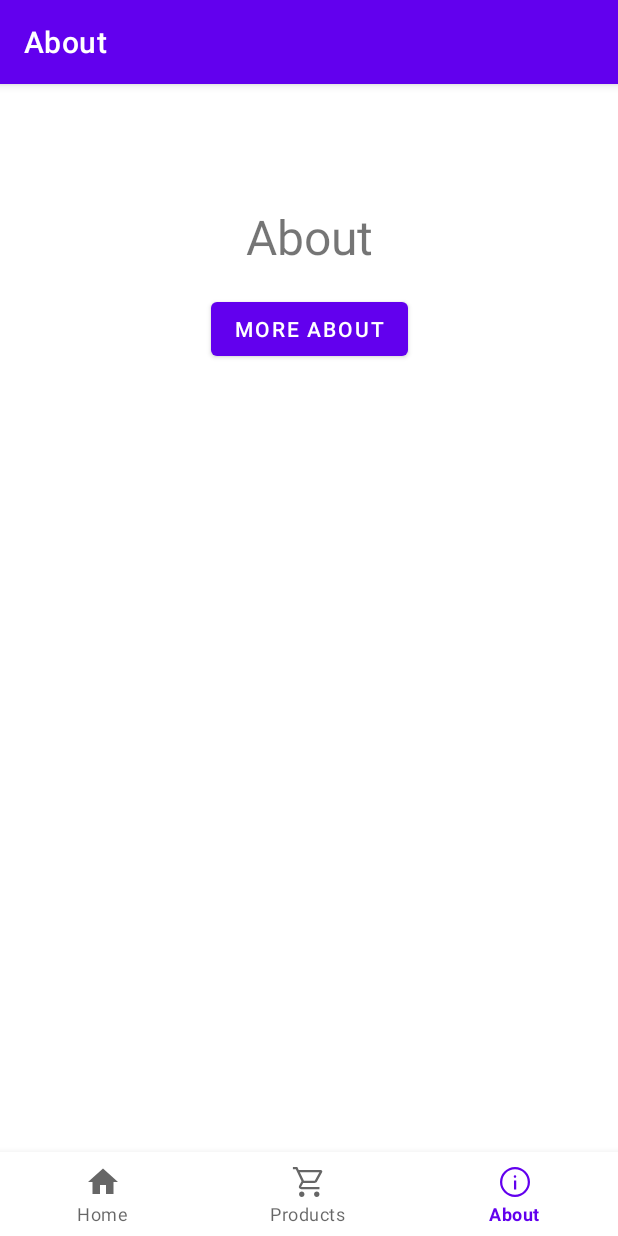
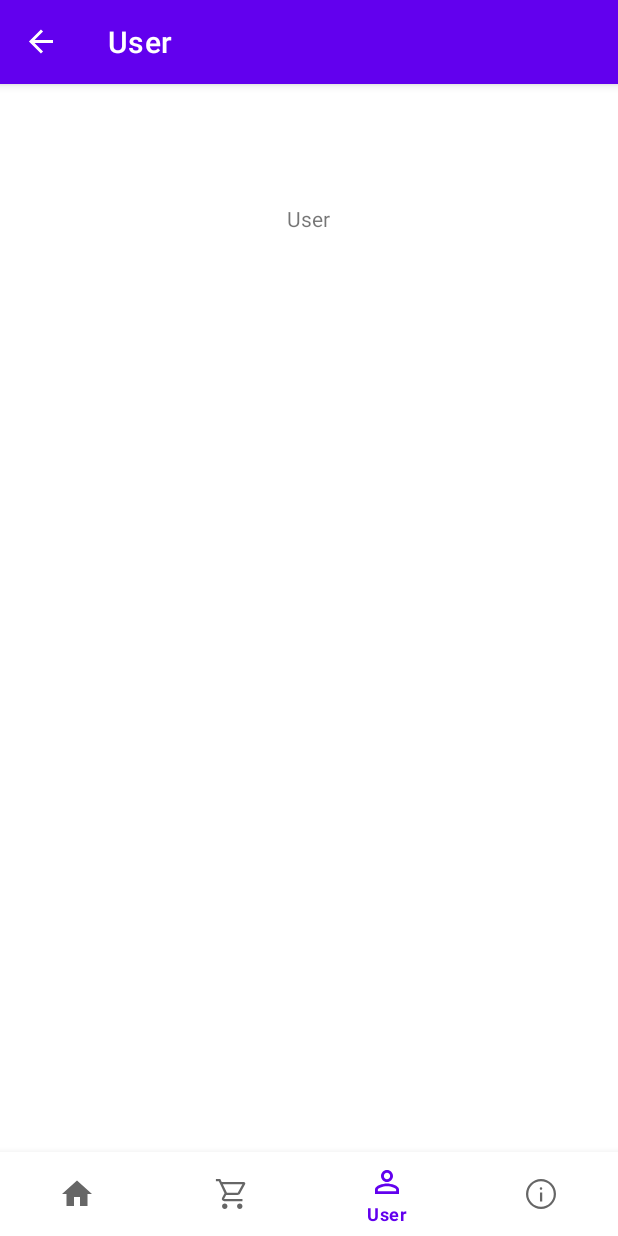
Before and after one commit to hotequil/bridhop, an Android app: the screen it shows after launch (MainActivity), item 3 of the bottom bar chosen, on a phone screen of 412 x 824 dp. Run offline under Robolectric (Android 15) with nearby library versions, the phone set to English and light mode, and no system bars; our stand-ins replace navigation-ui.

Commit message:
feat: init UserFragment

```diff
--- a/app/build.gradle
+++ b/app/build.gradle
@@ -45,6 +45,7 @@ dependencies {
     implementation 'androidx.lifecycle:lifecycle-viewmodel-ktx:2.6.1'
     implementation 'androidx.navigation:navigation-fragment-ktx:2.5.2'
     implementation 'androidx.navigation:navigation-ui-ktx:2.5.2'
+    implementation 'androidx.legacy:legacy-support-v4:1.0.0'
     testImplementation 'junit:junit:4.13.2'
     androidTestImplementation 'androidx.test.ext:junit:1.1.5'
     androidTestImplementation 'androidx.test.espresso:espresso-core:3.5.1'
--- /dev/null
+++ b/app/src/main/java/com/bridhop/ui/user/UserFragment.kt
@@ -0,0 +1,18 @@
+package com.bridhop.ui.user
+
+import android.os.Bundle
+import androidx.fragment.app.Fragment
+import android.view.LayoutInflater
+import android.view.View
+import android.view.ViewGroup
+import com.bridhop.R
+
+class UserFragment : Fragment() {
+    override fun onCreateView(
+        inflater: LayoutInflater,
+        container: ViewGroup?,
+        savedInstanceState: Bundle?
+    ): View? {
+        return inflater.inflate(R.layout.fragment_user, container, false)
+    }
+}
--- /dev/null
+++ b/app/src/main/java/com/bridhop/ui/user/UserViewModel.kt
@@ -0,0 +1,5 @@
+package com.bridhop.ui.user
+
+import androidx.lifecycle.ViewModel
+
+class UserViewModel : ViewModel() {}
--- /dev/null
+++ b/app/src/main/res/drawable/baseline_person_outline_24.xml
@@ -0,0 +1,3 @@
+<vector android:height="24dp" android:tint="#000000" android:viewportHeight="24" android:viewportWidth="24" android:width="24dp" xmlns:android="http://schemas.android.com/apk/res/android">
+    <path android:fillColor="@android:color/white" android:pathData="M12,5.9c1.16,0 2.1,0.94 2.1,2.1s-0.94,2.1 -2.1,2.1S9.9,9.16 9.9,8s0.94,-2.1 2.1,-2.1m0,9c2.97,0 6.1,1.46 6.1,2.1v1.1L5.9,18.1L5.9,17c0,-0.64 3.13,-2.1 6.1,-2.1M12,4C9.79,4 8,5.79 8,8s1.79,4 4,4 4,-1.79 4,-4 -1.79,-4 -4,-4zM12,13c-2.67,0 -8,1.34 -8,4v3h16v-3c0,-2.66 -5.33,-4 -8,-4z"/>
+</vector>
--- /dev/null
+++ b/app/src/main/res/layout/fragment_user.xml
@@ -0,0 +1,12 @@
+<?xml version="1.0" encoding="utf-8"?>
+<FrameLayout xmlns:android="http://schemas.android.com/apk/res/android"
+             xmlns:tools="http://schemas.android.com/tools"
+             android:layout_width="match_parent"
+             android:layout_height="match_parent"
+             android:padding="24dp"
+             tools:context=".ui.user.UserFragment">
+    <TextView android:layout_width="wrap_content"
+              android:layout_height="wrap_content"
+              android:layout_gravity="center|top"
+              android:text="@string/title_user" />
+</FrameLayout>
--- a/app/src/main/res/menu/bottom_nav_menu.xml
+++ b/app/src/main/res/menu/bottom_nav_menu.xml
@@ -12,6 +12,11 @@
         android:title="@string/title_products" />
 
     <item
+        android:id="@+id/navigation_user"
+        android:icon="@drawable/baseline_person_outline_24"
+        android:title="@string/title_user" />
+
+    <item
         android:id="@+id/navigation_about"
         android:icon="@drawable/info_48dp"
         android:title="@string/title_about" />
--- a/app/src/main/res/navigation/mobile_navigation.xml
+++ b/app/src/main/res/navigation/mobile_navigation.xml
@@ -18,6 +18,12 @@
         tools:layout="@layout/fragment_products" />
 
     <fragment
+        android:id="@+id/navigation_user"
+        android:name="com.bridhop.ui.user.UserFragment"
+        android:label="@string/title_user"
+        tools:layout="@layout/fragment_user" />
+
+    <fragment
         android:id="@+id/navigation_about"
         android:name="com.bridhop.ui.about.AboutFragment"
         android:label="@string/title_about"
--- a/app/src/main/res/values/strings.xml
+++ b/app/src/main/res/values/strings.xml
@@ -3,6 +3,7 @@
     <string name="title_home">Home</string>
     <string name="title_products">Products</string>
     <string name="title_about">About</string>
+    <string name="title_user">User</string>
     <string name="partner_name">FIAP</string>
     <string name="app_title">Bridhop made with FIAP</string>
     <string name="schneider_weisse_tap_7_name">Tap 7 - Schneider Weisse</string>
```
